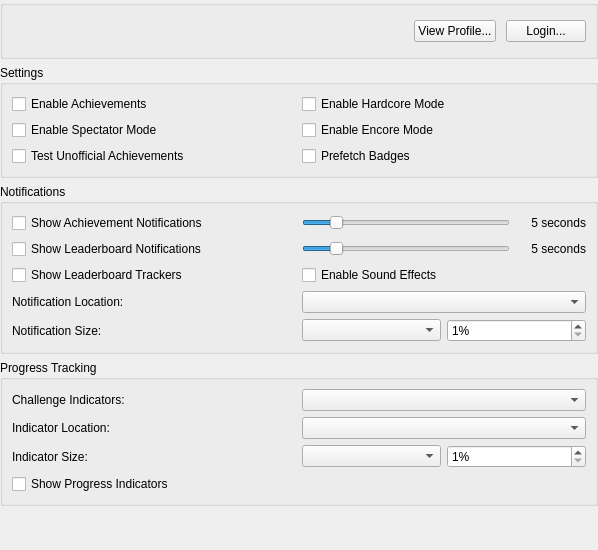
Above: src/duckstation-qt/achievementsettingswidget.ui from crashGG/duckstation before the change. Below: the same form after it.
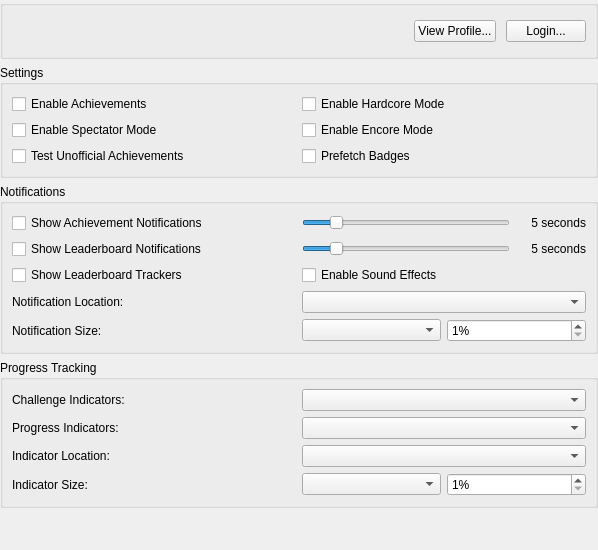
That is the form after the change.

Commit message:
Achievements: Add progress indicator mode option
Show the title by default.

Patch:
```diff
--- a/src/duckstation-qt/achievementsettingswidget.ui
+++ b/src/duckstation-qt/achievementsettingswidget.ui
@@ -311,27 +311,23 @@
         </property>
        </widget>
       </item>
+      <item row="1" column="1">
+       <widget class="QComboBox" name="progressIndicatorMode"/>
+      </item>
+      <item row="2" column="1">
+       <widget class="QComboBox" name="indicatorLocation"/>
+      </item>
       <item row="0" column="1">
        <widget class="QComboBox" name="challengeIndicatorMode"/>
       </item>
       <item row="1" column="0">
-       <widget class="QLabel" name="indicatorLocationLabel">
+       <widget class="QLabel" name="progressIndicatorModeLabel">
         <property name="text">
-         <string>Indicator Location:</string>
+         <string>Progress Indicators:</string>
         </property>
        </widget>
       </item>
-      <item row="1" column="1">
-       <widget class="QComboBox" name="indicatorLocation"/>
-      </item>
-      <item row="2" column="0">
-       <widget class="QLabel" name="indicatorScaleLabel">
-        <property name="text">
-         <string>Indicator Size:</string>
-        </property>
-       </widget>
-      </item>
-      <item row="2" column="1">
+      <item row="3" column="1">
        <layout class="QHBoxLayout" name="indicatorScaleLayout">
         <item>
          <widget class="QComboBox" name="indicatorScale"/>
@@ -351,10 +347,17 @@
         </item>
        </layout>
       </item>
+      <item row="2" column="0">
+       <widget class="QLabel" name="indicatorLocationLabel">
+        <property name="text">
+         <string>Indicator Location:</string>
+        </property>
+       </widget>
+      </item>
       <item row="3" column="0">
-       <widget class="QCheckBox" name="progressIndicators">
+       <widget class="QLabel" name="indicatorScaleLabel">
         <property name="text">
-         <string>Show Progress Indicators</string>
+         <string>Indicator Size:</string>
         </property>
        </widget>
       </item>
```
The commit also changes 8 other files.
